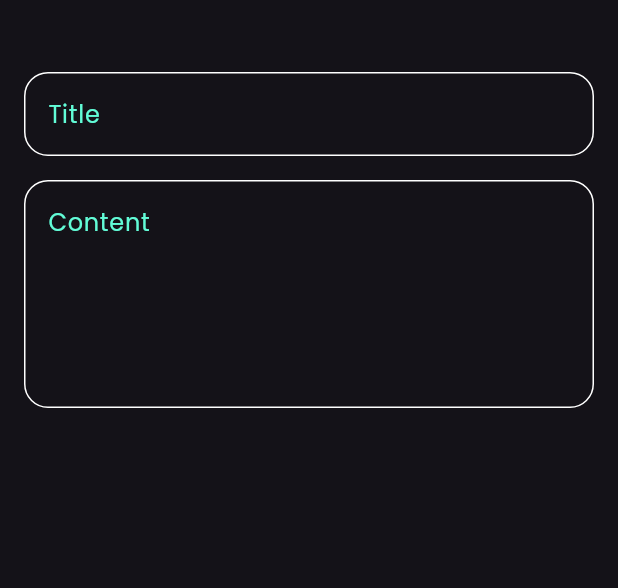
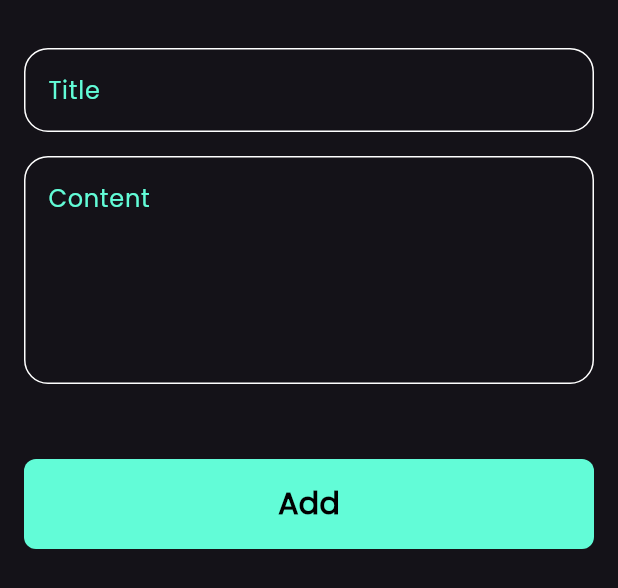
Before and after one commit to ahmedekhaled17/notes_app, a Flutter app: the AddBottomModelSheet widget shown alone on an empty page, opened directly, on a phone screen of 412 x 824 dp. Shown: the top 588 px of the screen. Run offline on Flutter 3.47's test engine with Material 3 defaults, Android fonts, the phone set to English and light mode, and no system bars.

Commit message:
finish buttom notes sheet

```diff
--- a/lib/widgets/add_note_bottom_sheet.dart
+++ b/lib/widgets/add_note_bottom_sheet.dart
@@ -1,4 +1,5 @@
 import 'package:flutter/material.dart';
+import 'package:notes_app/widgets/custom_button.dart';
 import 'package:notes_app/widgets/custom_text_field.dart';
 
 class AddBottomModelSheet extends StatelessWidget {
@@ -6,10 +7,11 @@ class AddBottomModelSheet extends StatelessWidget {
 
   @override
   Widget build(BuildContext context) {
-    return  const Padding(
-      padding:  EdgeInsets.all(16),
+    return const Padding(
+      padding: EdgeInsets.symmetric(horizontal: 16),
+      child: SingleChildScrollView(
         child: Column(
-        children: [
+          children:[
             SizedBox(
               height: 32,
             ),
@@ -23,7 +25,15 @@ class AddBottomModelSheet extends StatelessWidget {
                   hint:'Content',
                   maxLengthLine: 5,
               ),
+            SizedBox(
+              height:50 ,
+            ),
+            CustomButton(),
+            SizedBox(
+              height:16,
+            )
           ],
+        ),
       ),
     );
   }
--- a/lib/widgets/custom_button.dart
+++ b/lib/widgets/custom_button.dart
@@ -0,0 +1,26 @@
+import 'package:flutter/material.dart';
+import 'package:notes_app/constants.dart';
+
+class CustomButton extends StatelessWidget {
+  const CustomButton({Key? key}) : super(key: key);
+
+  @override
+  Widget build(BuildContext context) {
+    return Container(
+      height: 60,
+      width: MediaQuery.of(context).size.width,
+      decoration: BoxDecoration(
+        borderRadius: BorderRadius.circular(8),
+        color: kPrimaryColor,
+      ),
+      child: const Center(
+        child:  Text(
+          'Add',style: TextStyle(
+            color: Colors.black,
+            fontWeight: FontWeight.bold,
+            fontSize: 20),
+        ),
+      ),
+    );
+  }
+}
```
Lines whose indentation alone changed are shown as unchanged.
